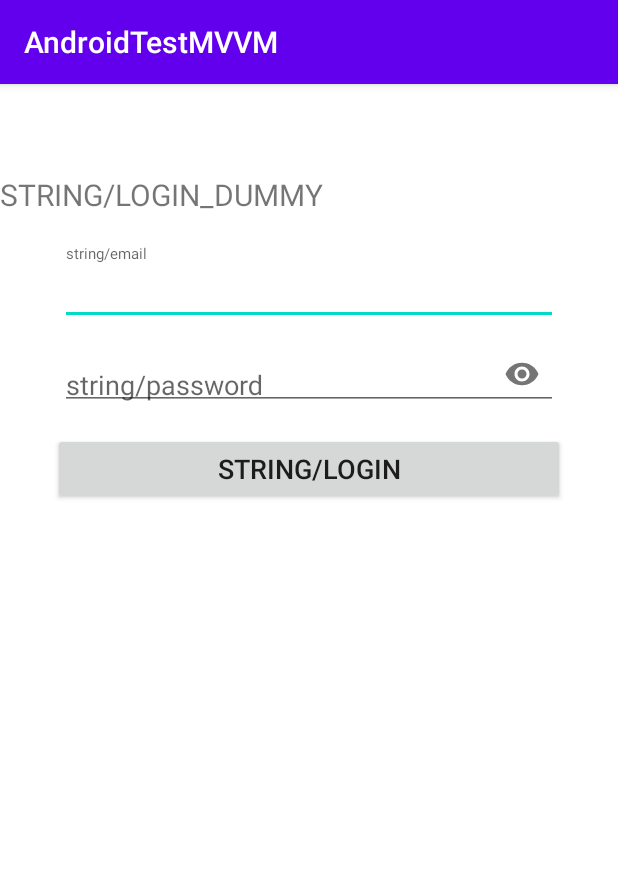
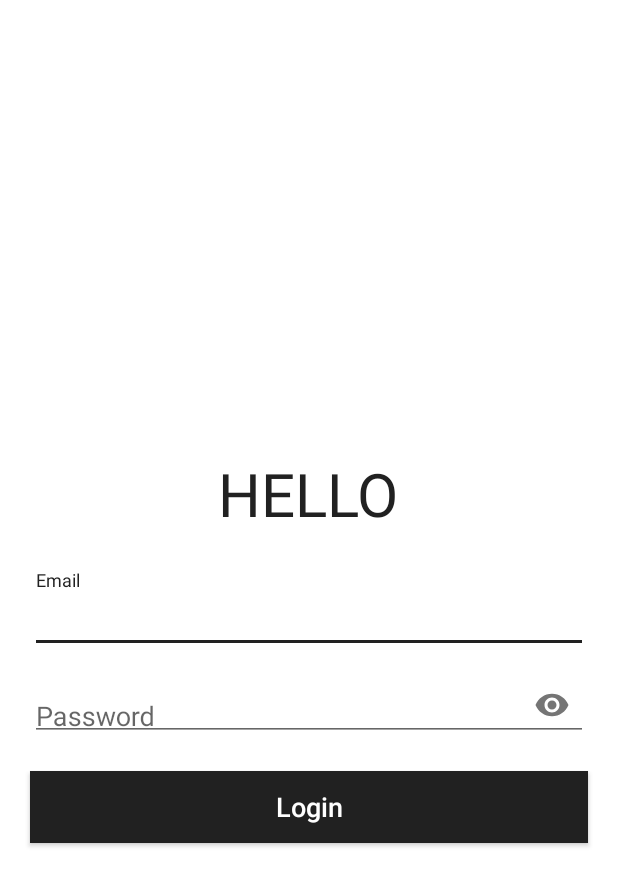
Before and after one commit to vantangst/android-test-mvvm, an Android app: the screen it shows after launch (LoginActivity), on a phone screen of 412 x 824 dp. Shown: the top 886 px of the screen. Run offline under Robolectric (Android 15) with nearby library versions, the phone set to English and light mode, and no system bars; our stand-ins replace RxJava, data binding.

Commit message:
finish implement login feature

```diff
--- a/app/src/main/AndroidManifest.xml
+++ b/app/src/main/AndroidManifest.xml
@@ -13,14 +13,15 @@
         android:supportsRtl="true"
         android:usesCleartextTraffic="true"
         android:theme="@style/AppTheme">
-        <activity android:name=".ui.login.view.LoginActivity">
+        <activity android:name=".ui.login.view.LoginActivity"
+            android:theme="@style/AppTheme.NoActionBar">
             <intent-filter>
                 <action android:name="android.intent.action.MAIN" />
 
                 <category android:name="android.intent.category.LAUNCHER" />
             </intent-filter>
         </activity>
-        <activity android:name=".MainActivity"/>
+        <activity android:name=".ui.MainActivity"/>
     </application>
 
 </manifest>
--- a/app/src/main/java/test/com/androidtestmvvm/data/network/ApiEndPoint.kt
+++ b/app/src/main/java/test/com/androidtestmvvm/data/network/ApiEndPoint.kt
@@ -4,5 +4,5 @@ object ApiEndPoint {
     const val BASE_URL = "http://yelp-test.kennjdemo.com/"
     private const val API_VERSION = "api/v1/"
 
-    const val LOGIN = "${API_VERSION}login"
+    const val LOGIN = "${API_VERSION}user/login"
 }
--- a/app/src/main/java/test/com/androidtestmvvm/ui/base/BaseActivity.kt
+++ b/app/src/main/java/test/com/androidtestmvvm/ui/base/BaseActivity.kt
@@ -31,6 +31,7 @@ abstract class BaseActivity<T : ViewDataBinding, V : BaseViewModel<*>> : AppComp
     fun showLoading() {
         hideLoading()
         progressDialog = CommonUtils().showLoadingDialog(this)
+        progressDialog?.show()
     }
 
     /**
--- a/app/src/main/java/test/com/androidtestmvvm/ui/login/view/LoginActivity.kt
+++ b/app/src/main/java/test/com/androidtestmvvm/ui/login/view/LoginActivity.kt
@@ -1,9 +1,12 @@
 package test.com.androidtestmvvm.ui.login.view
 
+import android.content.Intent
 import android.os.Bundle
+import android.util.Log
 import android.widget.Toast
 import androidx.lifecycle.ViewModelProviders
 import test.com.androidtestmvvm.BR
+import test.com.androidtestmvvm.ui.MainActivity
 import test.com.androidtestmvvm.R
 import test.com.androidtestmvvm.databinding.ActivityLoginBinding
 import test.com.androidtestmvvm.ui.base.BaseActivity
@@ -33,22 +36,43 @@ class LoginActivity : BaseActivity<ActivityLoginBinding, LoginViewModel>(), Logi
         return this.loginViewModel
     }
 
+    override fun showFailedMessage(message: String) {
+        Toast.makeText(this, message, Toast.LENGTH_SHORT).show()
+    }
+
     override fun handleError(throwable: Throwable?) {
-        TODO("not implemented") //To change body of created functions use File | Settings | File Templates.
+        Log.e(javaClass.simpleName, "handleError() - ${throwable?.message}")
+        Toast.makeText(this,
+            if (throwable == null) getString(R.string.error_something_went_wrong) else throwable.localizedMessage,
+            Toast.LENGTH_SHORT).show()
+    }
+
+    override fun showLoading(isShow: Boolean) {
+        if (isShow) {
+            showLoading()
+        } else {
+            hideLoading()
+        }
     }
 
     override fun login() {
         val email: String = activityLoginBinding.etEmail.text.toString()
         val password: String = activityLoginBinding.etPassword.text.toString()
         if (loginViewModel.isSignInDataValid(email, password)) {
-            loginViewModel.login(email, password)
+            if (isNetworkConnected()) {
+                loginViewModel.login(email, password)
+            } else {
+                Toast.makeText(this, getString(R.string.error_no_connect_connection), Toast.LENGTH_SHORT).show()
+            }
         } else {
-            Toast.makeText(this, "getString(R.string.invalid_email_password)", Toast.LENGTH_SHORT)
-                .show()
+            Toast.makeText(this, getString(R.string.error_email_and_password_login), Toast.LENGTH_SHORT).show()
         }
     }
 
-    override fun openMainActivity() {
-        TODO("not implemented") //To change body of created functions use File | Settings | File Templates.
+    override fun openMainActivity(bundle: Bundle) {
+        val intent = Intent(this, MainActivity::class.java)
+        intent.putExtras(bundle)
+        startActivity(intent)
+        finish()
     }
 }
--- a/app/src/main/java/test/com/androidtestmvvm/ui/login/view/LoginNavigator.kt
+++ b/app/src/main/java/test/com/androidtestmvvm/ui/login/view/LoginNavigator.kt
@@ -1,9 +1,16 @@
 package test.com.androidtestmvvm.ui.login.view
 
+import android.os.Bundle
+
 interface LoginNavigator {
+
     fun handleError(throwable: Throwable?)
+
+    fun showFailedMessage(message: String)
+
+    fun showLoading(isShow: Boolean)
 
     fun login()
 
-    fun openMainActivity()
+    fun openMainActivity(bundle: Bundle)
 }
--- a/app/src/main/java/test/com/androidtestmvvm/ui/login/view/LoginViewModel.kt
+++ b/app/src/main/java/test/com/androidtestmvvm/ui/login/view/LoginViewModel.kt
@@ -1,6 +1,6 @@
 package test.com.androidtestmvvm.ui.login.view
 
-import android.content.Context
+import android.os.Bundle
 import android.text.TextUtils
 import io.reactivex.android.schedulers.AndroidSchedulers
 import io.reactivex.schedulers.Schedulers
@@ -24,27 +24,25 @@ class LoginViewModel : BaseViewModel<LoginNavigator>(){
     }
 
     fun login(email: String, password: String) {
+        getNavigator()?.showLoading(true)
         getCompositeDisposable()?.add(DemoServices.create().login(email, password)
             .subscribeOn(Schedulers.io())
             .observeOn(AndroidSchedulers.mainThread())
             .subscribe(
                 { response ->
-                    if (response != null ) {
-                        if(response.result) {
-                            //success
-                        } else {
-                            //error
-                        }
+                    getNavigator()?.showLoading(false)
+                    if(response.result) {
+                        val bundle = Bundle()
+                        bundle.putString("user_name", response.data.name)
+                        getNavigator()?.openMainActivity(bundle)
+                    } else {
+                        getNavigator()?.showFailedMessage(response.message)
                     }
-                    else {
-                        //error
-                    }
-                    //hideDialogProgress()
                 },
 
                 { error ->
-                    //hideDialogProgress()
-                    //show error
+                    getNavigator()?.showLoading(false)
+                    getNavigator()?.handleError(error)
                 }
             ))
     }
--- a/app/src/main/res/layout/activity_login.xml
+++ b/app/src/main/res/layout/activity_login.xml
@@ -1,7 +1,7 @@
 <layout xmlns:android="http://schemas.android.com/apk/res/android"
     xmlns:app="http://schemas.android.com/apk/res-auto"
     xmlns:tools="http://schemas.android.com/tools"
-    tools:context="com.mindorks.framework.mvvm.ui.login.LoginActivity">
+    tools:context=".ui.login.view.LoginActivity">
 
     <data>
 
@@ -13,39 +13,36 @@
 
     </data>
 
-    <FrameLayout
-        android:layout_width="match_parent"
-        android:layout_height="match_parent">
-
     <RelativeLayout
-
         android:id="@+id/activityMain"
         android:layout_width="match_parent"
         android:layout_height="match_parent"
-            android:background="@android:color/white">
+        android:gravity="center"
+        android:background="@color/colorWhite">
 
         <TextView
             android:id="@+id/tv_title"
+            android:layout_centerHorizontal="true"
             android:layout_width="wrap_content"
             android:layout_height="wrap_content"
             android:layout_gravity="center|top"
             android:layout_marginTop="60dp"
-                android:text="string/login_dummy"
+            android:text="@string/hello"
             android:textAllCaps="true"
-                android:textSize="20sp" />
+            android:textColor="@color/colorTextPrimary"
+            android:textSize="40sp" />
 
         <LinearLayout
-                android:layout_below="@+id/tv_title"
             android:layout_width="match_parent"
             android:layout_height="wrap_content"
+            android:layout_below="@+id/tv_title"
+            android:layout_marginTop="24dp"
             android:layout_gravity="center"
-                android:layout_margin="20dp"
             android:orientation="vertical">
 
             <com.google.android.material.textfield.TextInputLayout
                 android:layout_width="match_parent"
-                    android:layout_height="wrap_content"
-                    app:hintTextAppearance="@style/Widget.Design.TextInputLayout">
+                android:layout_height="wrap_content">
 
                 <com.google.android.material.textfield.TextInputEditText
                     android:id="@+id/etEmail"
@@ -55,19 +52,19 @@
                     android:layout_marginRight="20dp"
                     android:cursorVisible="true"
                     android:gravity="center|left|bottom"
-                        android:hint="string/email"
+                    android:hint="@string/email"
                     android:inputType="textEmailAddress"
                     android:maxLength="50"
+                    android:imeOptions="actionNext"
                     android:paddingBottom="10dp"
-                        android:textSize="18sp" />
+                    style="@style/TextStyle.Normal" />
 
             </com.google.android.material.textfield.TextInputLayout>
 
             <com.google.android.material.textfield.TextInputLayout
                 android:layout_width="match_parent"
                 android:layout_height="wrap_content"
-                    android:hint="string/password"
-                    app:hintTextAppearance="@style/Widget.Design.TextInputLayout"
+                android:hint="@string/password"
                 app:passwordToggleEnabled="true">
 
                 <com.google.android.material.textfield.TextInputEditText
@@ -76,13 +73,13 @@
                     android:layout_height="wrap_content"
                     android:layout_marginLeft="20dp"
                     android:layout_marginRight="20dp"
-                        android:layout_marginTop="30dp"
                     android:cursorVisible="true"
                     android:gravity="center|left|bottom"
                     android:inputType="textPassword"
                     android:maxLength="50"
+                    android:imeOptions="actionDone"
                     android:paddingBottom="10dp"
-                        android:textSize="18sp" />
+                    style="@style/TextStyle.Normal"/>
 
             </com.google.android.material.textfield.TextInputLayout>
 
@@ -91,15 +88,13 @@
                 android:layout_width="match_parent"
                 android:layout_height="wrap_content"
                 android:layout_gravity="center"
-                    android:layout_margin="15dp"
+                android:layout_margin="20dp"
                 android:onClick="@{() -> viewModel.onServerLoginClick()}"
                 android:padding="10dp"
-                    android:text="string/login"
-                    android:textSize="18dp" />
+                android:text="@string/login"
+                style="@style/Button" />
         </LinearLayout>
 
     </RelativeLayout>
 
-    </FrameLayout>
-
 </layout>
--- a/app/src/main/res/layout/activity_main.xml
+++ b/app/src/main/res/layout/activity_main.xml
@@ -4,7 +4,7 @@
     xmlns:tools="http://schemas.android.com/tools"
     android:layout_width="match_parent"
     android:layout_height="match_parent"
-    tools:context=".MainActivity">
+    tools:context=".ui.MainActivity">
 
     <TextView
         android:layout_width="wrap_content"
--- a/app/src/main/res/values/colors.xml
+++ b/app/src/main/res/values/colors.xml
@@ -1,6 +1,10 @@
 <?xml version="1.0" encoding="utf-8"?>
 <resources>
-    <color name="colorPrimary">#6200EE</color>
-    <color name="colorPrimaryDark">#3700B3</color>
-    <color name="colorAccent">#03DAC5</color>
+    <color name="colorPrimary">#212121</color>
+    <color name="colorPrimaryDark">#000000</color>
+    <color name="colorAccent">#FFFFFF</color>
+
+    <color name="colorTextPrimary">#212121</color>
+    <color name="colorButtonPrimary">#000000</color>
+    <color name="colorWhite">#FFFFFF</color>
 </resources>
--- a/app/src/main/res/values/strings.xml
+++ b/app/src/main/res/values/strings.xml
@@ -1,3 +1,11 @@
 <resources>
     <string name="app_name">AndroidTestMVVM</string>
+    <string name="login">Login</string>
+    <string name="password">Password</string>
+    <string name="email">Email</string>
+    <string name="hello">Hello</string>
+
+    <string name="error_something_went_wrong">Sorry! Something went wrong</string>
+    <string name="error_email_and_password_login">Incorrect Email or Password</string>
+    <string name="error_no_connect_connection">Unable to access internet. Please ensure you have a valid internet connection and try again.</string>
 </resources>
--- a/app/src/main/res/values/styles.xml
+++ b/app/src/main/res/values/styles.xml
@@ -8,4 +8,31 @@
         <item name="colorAccent">@color/colorAccent</item>
     </style>
 
+    <style name="AppTheme.NoActionBar" parent="Theme.AppCompat.Light.NoActionBar">
+        <item name="colorPrimary">@color/colorWhite</item>
+        <item name="colorPrimaryDark">@color/colorWhite</item>
+        <item name="colorAccent">@color/colorTextPrimary</item>
+        <item name="android:windowLightStatusBar">true</item>
+    </style>
+
+    <style name="TextStyle">
+        <item name="android:textColor">@color/colorTextPrimary</item>
+    </style>
+
+    <style name="TextStyle.Normal" parent="TextStyle">
+        <item name="android:textSize">18sp</item>
+    </style>
+
+    <style name="Button" parent="Widget.AppCompat.Button">
+        <item name="android:textColor">@color/colorWhite</item>
+        <item name="android:layout_height">48dp</item>
+        <item name="android:layout_width">match_parent</item>
+        <item name="android:paddingLeft">8dp</item>
+        <item name="android:paddingRight">8dp</item>
+        <item name="android:textAllCaps">false</item>
+        <item name="android:textSize">18sp</item>
+        <item name="android:background">@color/colorTextPrimary</item>
+        <item name="android:foreground">?selectableItemBackground</item>
+    </style>
+
 </resources>
```
Also changed, not shown: app/src/main/java/test/com/androidtestmvvm/ui/MainActivity.kt (renamed from app/src/main/java/test/com/androidtestmvvm/MainActivity.kt, +3 -1 lines). Lines whose indentation alone changed are shown as unchanged.
